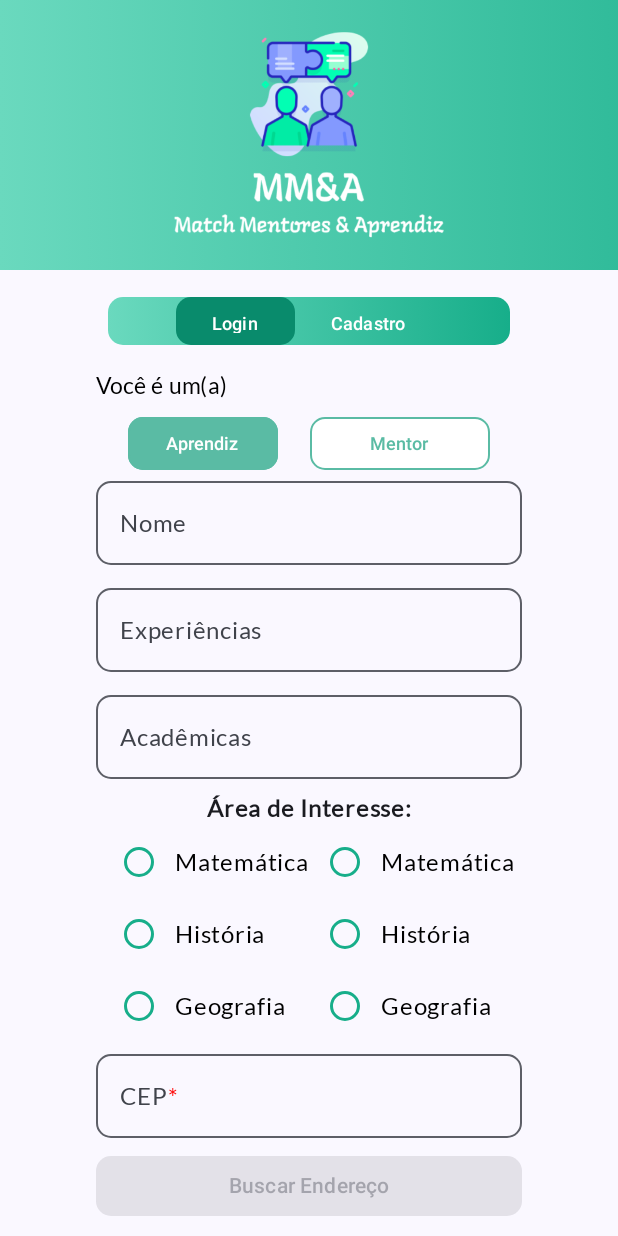
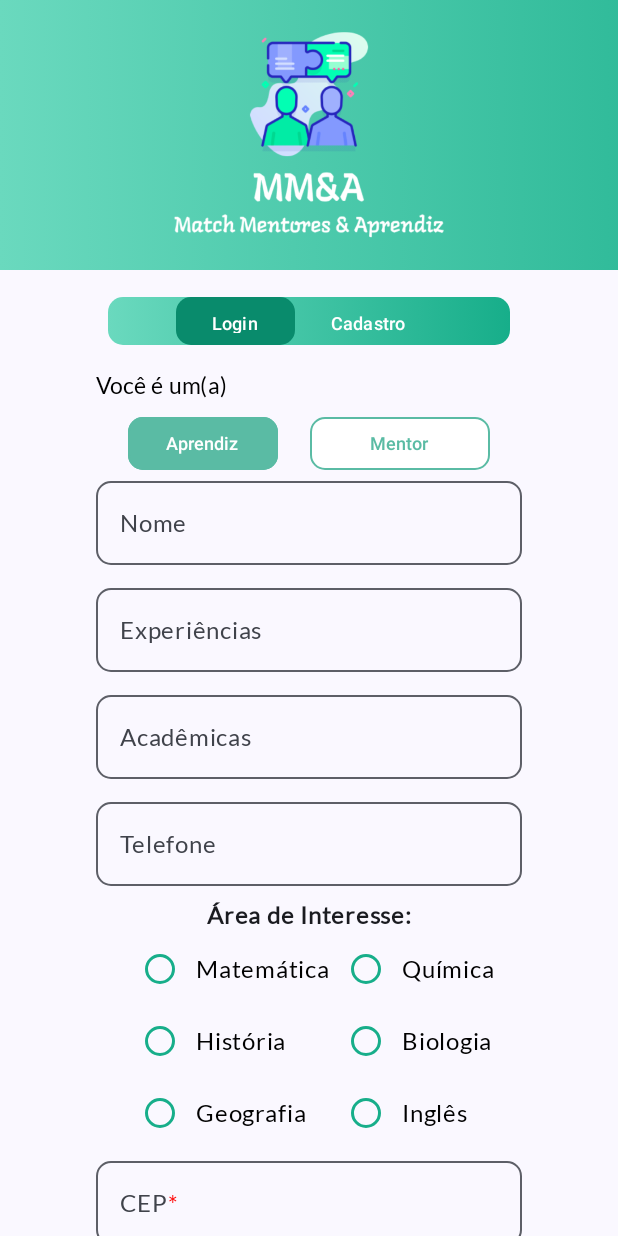
Before and after one commit to DanielaAlmeiida/Challenge-DB1, an Android app built with Jetpack Compose: the CadastroScreen screen opened through its navigation route, on a phone screen of 412 x 824 dp. Run offline under Robolectric (Android 15) with nearby library versions, the phone set to English and light mode, and no system bars; our stand-ins replace accompanist.

Commit message:
Tentativa cadastro usuario fail

```diff
--- a/app/src/main/java/br/com/fiap/sowa/model/UserEndereco.kt
+++ b/app/src/main/java/br/com/fiap/sowa/model/UserEndereco.kt
@@ -1,6 +1,7 @@
 package br.com.fiap.sowa.model
 
 data class UserEndereco(
+    val id: String,
     val logradouro: String?,
     val bairro: String?,
     val cidade: String?,
--- a/app/src/main/java/br/com/fiap/sowa/model/Usuario.kt
+++ b/app/src/main/java/br/com/fiap/sowa/model/Usuario.kt
@@ -2,10 +2,12 @@ package br.com.fiap.sowa.model
 
 data class Usuario(
     var nome: String?,
+    var experiencias: String?,
+    var academicas: String?,
     var email: String?,
     var senha: String?,
     var tipo: String?,
     var telefone: String?,
-    var areas: String,
-    var endereco: UserEndereco?
+    var areas: String?,
+    var endereco: String?
 )
--- a/app/src/main/java/br/com/fiap/sowa/service/UsuarioService.kt
+++ b/app/src/main/java/br/com/fiap/sowa/service/UsuarioService.kt
@@ -1,6 +1,7 @@
 package br.com.fiap.sowa.service
 
 import br.com.fiap.sowa.model.Endereco
+import br.com.fiap.sowa.model.UserEndereco
 import br.com.fiap.sowa.model.Usuario
 import retrofit2.Call
 import retrofit2.http.Body
@@ -12,9 +13,14 @@ interface UsuarioService {
     @GET("usuarios/")
     fun getUsuarios(): Call<List<Usuario>>
 
-    @GET("escolas/")
-    fun getUsuariosEscolas(): Call<List<Usuario>>
+    @GET("enderecos/")
+    fun getEnderecos(): Call<List<UserEndereco>>
+
+    @POST("usuario/")
+    fun postUsuario(@Body usuario: Usuario): Call<Usuario>
 
     @POST("endereco/")
     fun postEndereco(@Body endereco: Endereco): Call<Endereco>
+
+
 }
--- a/app/src/main/java/br/com/fiap/sowa/ui/components/FormCadastro.kt
+++ b/app/src/main/java/br/com/fiap/sowa/ui/components/FormCadastro.kt
@@ -20,6 +20,7 @@ import androidx.compose.material3.ButtonDefaults
 import androidx.compose.material3.OutlinedTextField
 import androidx.compose.material3.Text
 import androidx.compose.runtime.Composable
+import androidx.compose.runtime.LaunchedEffect
 import androidx.compose.runtime.getValue
 import androidx.compose.runtime.mutableStateOf
 import androidx.compose.runtime.remember
@@ -40,7 +41,10 @@ import androidx.navigation.NavController
 import androidx.navigation.compose.rememberNavController
 import br.com.fiap.sowa.R
 import br.com.fiap.sowa.model.Endereco
+import br.com.fiap.sowa.model.UserEndereco
+import br.com.fiap.sowa.model.Usuario
 import br.com.fiap.sowa.service.RetrofitFactory
+import br.com.fiap.sowa.service.UsuarioService
 import retrofit2.Call
 import retrofit2.Callback
 import retrofit2.Response
@@ -51,15 +55,28 @@ fun FormCadastro(navController: NavController) {
     var mentorDestaque by remember { mutableStateOf(false) }
     var endereco by remember { mutableStateOf(Endereco("", "", "", "", "")) }
     var nome by remember { mutableStateOf("") }
+    var tipo by remember { mutableStateOf("") }
     var experiencias by remember { mutableStateOf("") }
     var academicas by remember { mutableStateOf("") }
+    var telefone by remember { mutableStateOf("") }
     var cep by remember { mutableStateOf("") }
-    var areas by remember { mutableStateOf("") }
+    var areaSelecionada by remember { mutableStateOf<String?>(null) }
     var email by remember { mutableStateOf("") }
     var senha by remember { mutableStateOf("") }
     var csenha by remember { mutableStateOf("") }
     var isPasswordVisible by remember { mutableStateOf(false) }
     var isConfirmedPasswordVisible by remember { mutableStateOf(false) }
+    var usuario by remember { mutableStateOf(
+        Usuario("", "", "", "", "", "", "", "", "")) }
+    var enderecos by remember { mutableStateOf(emptyList<UserEndereco>()) }
+
+    LaunchedEffect(Unit) {
+        searchEnderecos { enderecoObtido ->
+            enderecoObtido?.let {
+                enderecos = it
+            }
+        }
+    }
 
     Column(
         horizontalAlignment = Alignment.CenterHorizontally,
@@ -85,6 +102,7 @@ fun FormCadastro(navController: NavController) {
                     onClick = {
                         aprendizDestaque = true
                         mentorDestaque = false
+                        tipo = "aprendiz"
                     },
                     shape = RoundedCornerShape(10.dp),
                     colors = if (aprendizDestaque) ButtonDefaults.buttonColors(colorResource(id = R.color.greenPrincipal)) else
@@ -105,6 +123,7 @@ fun FormCadastro(navController: NavController) {
                     onClick = {
                         aprendizDestaque = false
                         mentorDestaque = true
+                        tipo = "mentor"
                     },
                     colors = if (mentorDestaque) ButtonDefaults.buttonColors(colorResource(id = R.color.greenPrincipal)) else
                         ButtonDefaults.buttonColors(colorResource(id = R.color.white)),
@@ -147,22 +166,25 @@ fun FormCadastro(navController: NavController) {
             keyboardType = KeyboardType.Text,
             atualizarValor = { academicas = it },
         )
+        OutlinedTextFieldModel(
+            value = telefone,
+            label = "Telefone",
+            placeholder = "Digite seu telefone",
+            modifier = Modifier,
+            keyboardType = KeyboardType.Text,
+            atualizarValor = { telefone = it },
+        )
 
         // Uso do Dropdown
         //DropdownMenuModel()
 
         // Uso do componente RadioButton
-        var areaSelecionada by remember { mutableStateOf<String?>(null) }
-
         Text(
             text = "Área de Interesse:",
             fontWeight = FontWeight.Bold
         )
         Row {
             Column{
-                // Uso do componente RadioButton
-                var areaSelecionada by remember { mutableStateOf<String?>(null) }
-
                 RadioButtonArea(
                     nome = "Matemática",
                     isSelected = areaSelecionada == "Matemática",
@@ -186,28 +208,25 @@ fun FormCadastro(navController: NavController) {
                 )
             }
             Column {
-                // Uso do componente RadioButton
-                var areaSelecionada by remember { mutableStateOf<String?>(null) }
-
                 RadioButtonArea(
-                    nome = "Matemática",
-                    isSelected = areaSelecionada == "Matemática",
+                    nome = "Química",
+                    isSelected = areaSelecionada == "Química",
                     onSelected = {
-                        areaSelecionada = "Matemática"
+                        areaSelecionada = "Química"
                     }
                 )
                 RadioButtonArea(
-                    nome = "História",
-                    isSelected = areaSelecionada == "História",
+                    nome = "Biologia",
+                    isSelected = areaSelecionada == "Biologia",
                     onSelected = {
-                        areaSelecionada = "História"
+                        areaSelecionada = "Biologia"
                     }
                 )
                 RadioButtonArea(
-                    nome = "Geografia",
-                    isSelected = areaSelecionada == "Geografia",
+                    nome = "Inglês",
+                    isSelected = areaSelecionada == "Inglês",
                     onSelected = {
-                        areaSelecionada = "Geografia"
+                        areaSelecionada = "Inglês"
                     }
                 )
             }
@@ -320,7 +339,7 @@ fun FormCadastro(navController: NavController) {
             placeholder = "Digite seu e-mail",
             modifier = Modifier,
             keyboardType = KeyboardType.Email,
-            atualizarValor = { areas = it },
+            atualizarValor = { email = it },
             isMandatory = true
         )
         OutlinedTextFieldPassword(
@@ -351,7 +370,36 @@ fun FormCadastro(navController: NavController) {
         Spacer(modifier = Modifier.height(16.dp))
 
         Button(
-            onClick = { navController.navigate("home")},
+            onClick = {
+                var enderecoId = ""
+
+                for (end in enderecos) {
+                    if (end.cep == cep) {
+                        enderecoId = end.id
+                    }
+                }
+
+                usuario = Usuario(
+                    nome = nome,
+                    experiencias = experiencias,
+                    academicas = academicas,
+                    email = email,
+                    senha = senha,
+                    tipo = tipo,
+                    telefone = telefone,
+                    areas = areaSelecionada,
+                    endereco = enderecoId
+                )
+
+                cadastrarUsuario(
+                    usuario,
+                    onSuccess = { "Sucesso" },
+                    onFailure = {throwable -> "Falha no usuário" }
+                )
+
+                 navController.navigate("home")
+
+                      },
             colors = ButtonDefaults.buttonColors(Color.Transparent),
             modifier = Modifier
                 .width(270.dp)
--- a/app/src/main/java/br/com/fiap/sowa/ui/screens/HomeScreen.kt
+++ b/app/src/main/java/br/com/fiap/sowa/ui/screens/HomeScreen.kt
@@ -48,7 +48,7 @@ fun HomeScreen(navController: NavController) {
             modifier = Modifier.weight(1f)
         ) {
             items(usuarios) { usuario ->
-                CardPersonSearch(navController, nome = usuario.nome ?: "", areas = usuario.areas ?: "", estado = usuario.endereco?.uf ?: "", avaliacao = "4.5")
+                CardPersonSearch(navController, nome = usuario.nome ?: "", areas = usuario.areas ?: "", /*estado = usuario.endereco?.uf*/ "SP"  ?: "", avaliacao = "4.5")
             }
         }
         NavBar(navController, "home")
```
Also changed, not shown: app/src/main/java/br/com/fiap/sowa/ui/components/ApiService.kt (+42 -24 lines).
